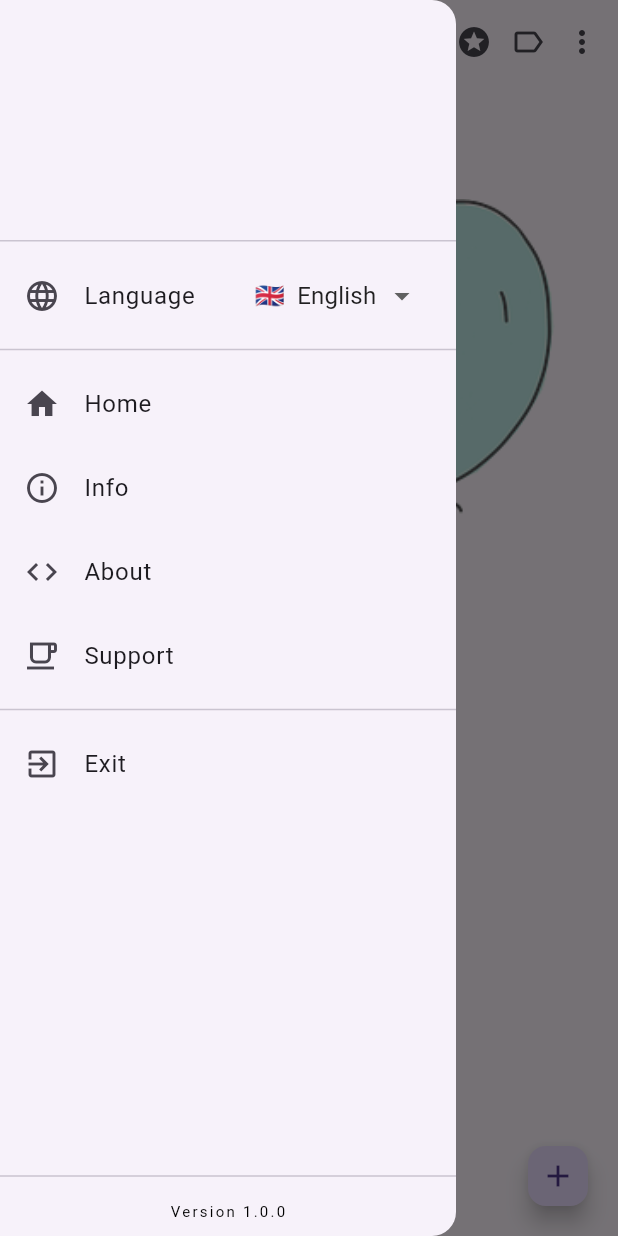
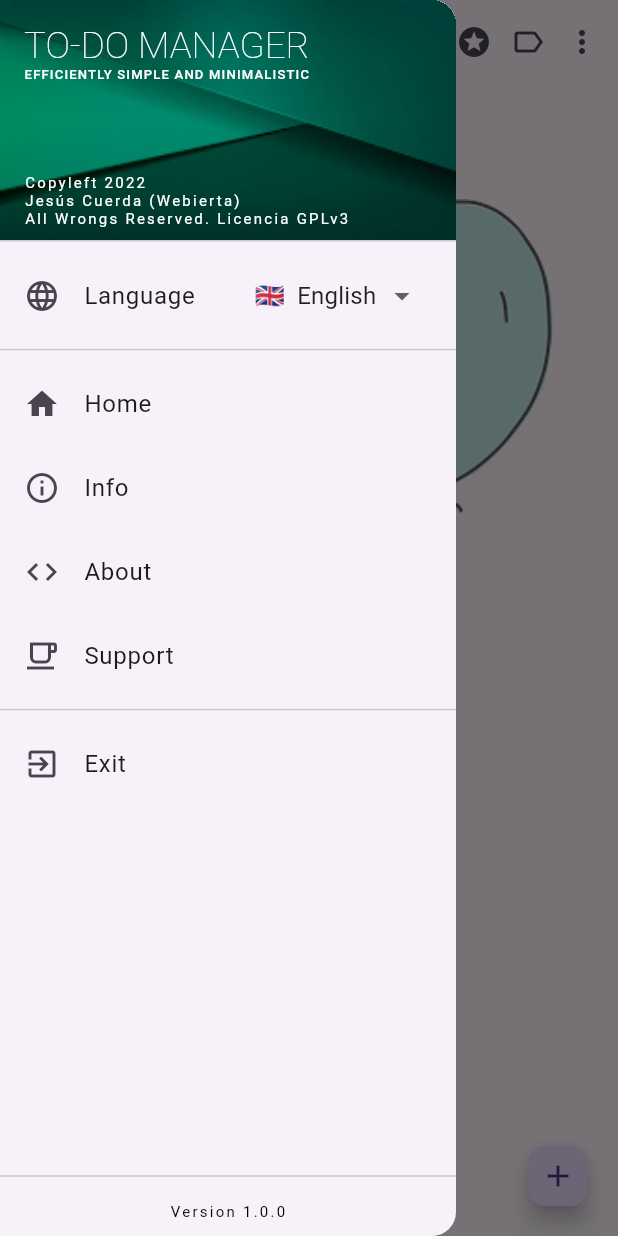
Before and after one commit to Webierta/todo_manager, a Flutter app: the screen it shows after launch, with the side drawer open, on a phone screen of 412 x 824 dp. Run offline on Flutter 3.47's test engine with Material 2 defaults, Android fonts, the phone set to English and light mode, and no system bars; our stand-ins replace flutter_markdown, go_router, hive; accounts and stored records are empty; generated files the repository leaves out were written again.

Commit message:
padding layout; drawer header

```diff
--- a/lib/widgets/app_drawer.dart
+++ b/lib/widgets/app_drawer.dart
@@ -22,8 +22,65 @@ class AppDrawer extends StatelessWidget {
               padding: EdgeInsets.zero,
               children: [
                 DrawerHeader(
+                  decoration: const BoxDecoration(
+                    image: DecorationImage(
+                      fit: BoxFit.fill,
+                      image: AssetImage('assets/esmeralda.jpg'),
+                    ),
+                    //color: AppColor.primaryColor,
+                  ),
                   child: Column(
-                    children: const [],
+                    crossAxisAlignment: CrossAxisAlignment.start,
+                    children: [
+                      FractionallySizedBox(
+                        widthFactor: 0.7,
+                        child: FittedBox(
+                          fit: BoxFit.fitWidth,
+                          child: Text(
+                            'TO-DO MANAGER',
+                            style: Theme.of(context).textTheme.displaySmall?.copyWith(
+                                  color: const Color(0xFFFFFFFF),
+                                  fontWeight: FontWeight.w100,
+                                ),
+                          ),
+                        ),
+                      ),
+                      FractionallySizedBox(
+                        widthFactor: 0.7,
+                        child: FittedBox(
+                          fit: BoxFit.fitWidth,
+                          child: Text(
+                            'EFFICIENTLY SIMPLE AND MINIMALISTIC',
+                            style: Theme.of(context)
+                                .textTheme
+                                .labelLarge
+                                ?.copyWith(color: const Color(0xFFFFFFFF)),
+                          ),
+                        ),
+                      ),
+                      const Spacer(),
+                      Text(
+                        'Copyleft 2022',
+                        style: Theme.of(context)
+                            .textTheme
+                            .labelSmall
+                            ?.copyWith(color: const Color(0xFFFFFFFF)),
+                      ),
+                      Text(
+                        'Jesús Cuerda (Webierta)',
+                        style: Theme.of(context)
+                            .textTheme
+                            .labelSmall
+                            ?.copyWith(color: const Color(0xFFFFFFFF)),
+                      ),
+                      Text(
+                        'All Wrongs Reserved. Licencia GPLv3',
+                        style: Theme.of(context)
+                            .textTheme
+                            .labelSmall
+                            ?.copyWith(color: const Color(0xFFFFFFFF)),
+                      ),
+                    ],
                   ),
                 ),
                 ListTile(
```
Also changed, not shown: lib/pages/home.dart (+11 -18 lines), lib/pages/todo_page.dart (+8 -11 lines), assets/back640.png (added), assets/esmeralda.jpg (added).
